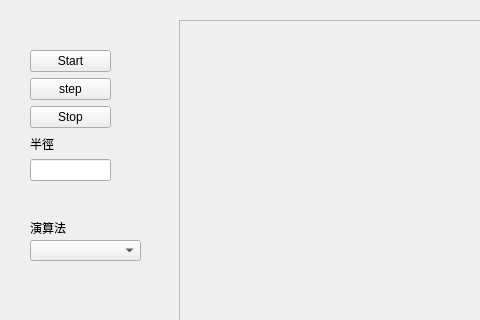
markscat/draw_circle, file mainwindow.ui: the form before one commit; both pictures show x 0 to 480 and y 0 to 320 of the 800 by 600 pixel window.
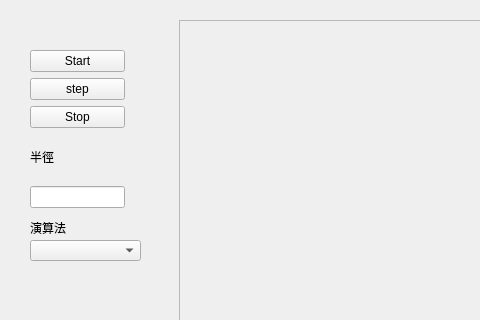
The form after the commit. Custom widgets are drawn as their Qt base class.

The edit to the form file:
```diff
--- a/mainwindow.ui
+++ b/mainwindow.ui
@@ -37,7 +37,7 @@
      <string>演算法</string>
     </property>
    </widget>
-   <widget class="QWidget" name="">
+   <widget class="QWidget" name="layoutWidget">
     <property name="geometry">
      <rect>
       <x>179</x>
@@ -66,13 +66,13 @@
      </item>
     </layout>
    </widget>
-   <widget class="QWidget" name="">
+   <widget class="QWidget" name="layoutWidget">
     <property name="geometry">
      <rect>
       <x>30</x>
       <y>50</y>
-      <width>81</width>
-      <height>131</height>
+      <width>95</width>
+      <height>158</height>
      </rect>
     </property>
     <layout class="QVBoxLayout" name="verticalLayout_2">
@@ -122,6 +122,14 @@
   </widget>
   <widget class="QStatusBar" name="statusbar"/>
  </widget>
+ <customwidgets>
+  <customwidget>
+   <class>PaintFrame</class>
+   <extends>QFrame</extends>
+   <header location="global">PaintFrame.h</header>
+   <container>1</container>
+  </customwidget>
+ </customwidgets>
  <resources/>
  <connections/>
 </ui>
```
Left out of the diff: 4 changed lines with no effect on the pictures.
